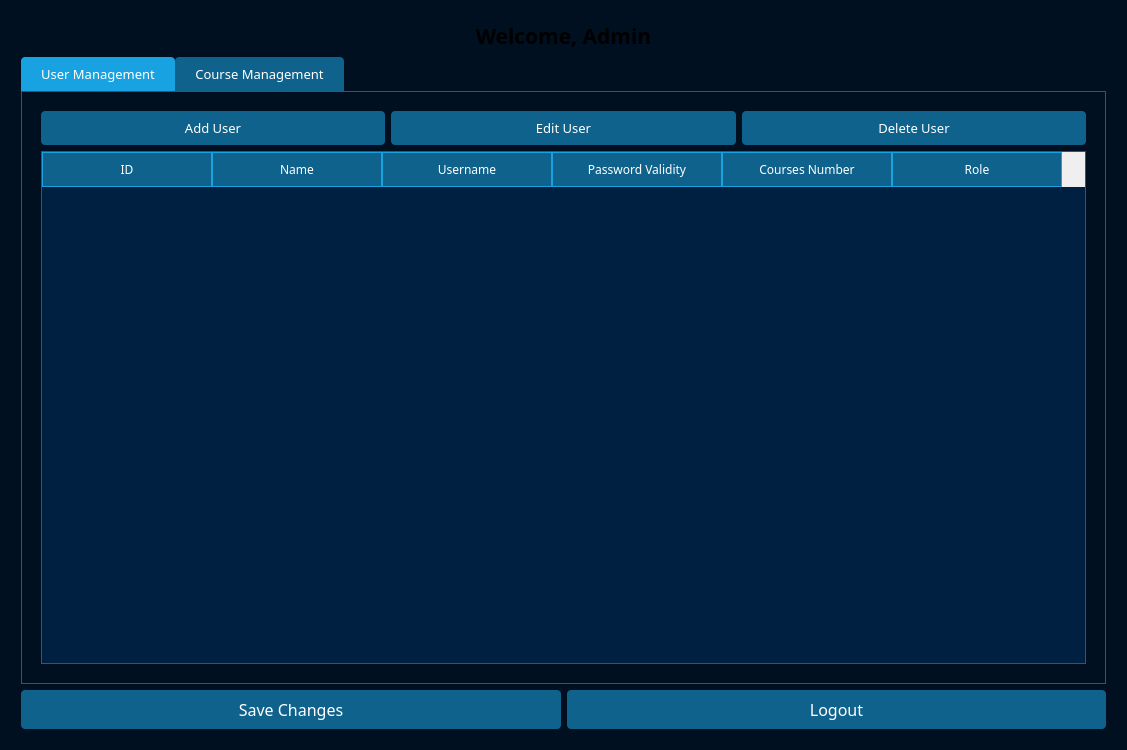
First picture: the form in UCRS/admindashboard.ui, repository OMarey1/University-Course-Registration-System, before the edit.
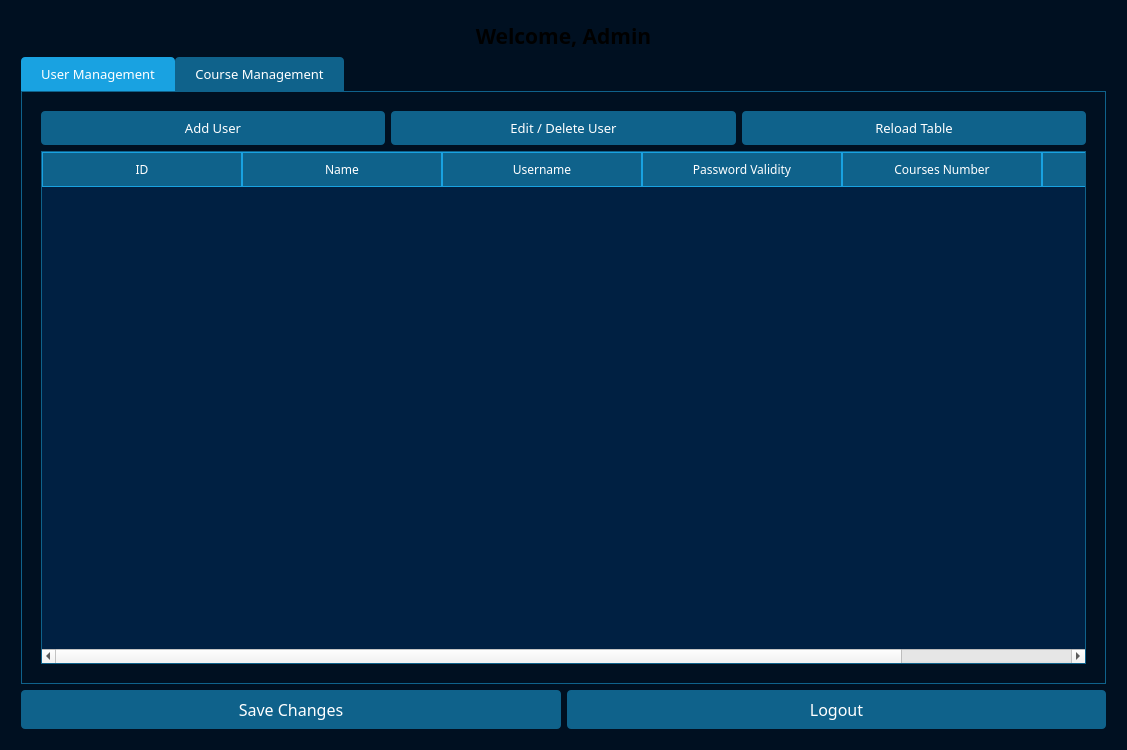
Second picture: the form after the edit.

Commit message: Added Login Logic & Added User Creating Logic

Patch:
```diff
--- a/UCRS/admindashboard.ui
+++ b/UCRS/admindashboard.ui
@@ -448,7 +448,7 @@
                 <cursorShape>PointingHandCursor</cursorShape>
                </property>
                <property name="text">
-                <string>Edit User</string>
+                <string>Edit / Delete User</string>
                </property>
               </widget>
              </item>
@@ -464,7 +464,7 @@
                 <cursorShape>PointingHandCursor</cursorShape>
                </property>
                <property name="text">
-                <string>Delete User</string>
+                <string>Reload Table</string>
                </property>
               </widget>
              </item>
@@ -487,7 +487,7 @@
               <number>120</number>
              </attribute>
              <attribute name="horizontalHeaderDefaultSectionSize">
-              <number>170</number>
+              <number>200</number>
              </attribute>
              <attribute name="horizontalHeaderShowSortIndicator" stdset="0">
               <bool>true</bool>
```
Left out of the diff: 3 changed lines with no effect on the pictures. The commit also changes 19 other files.
